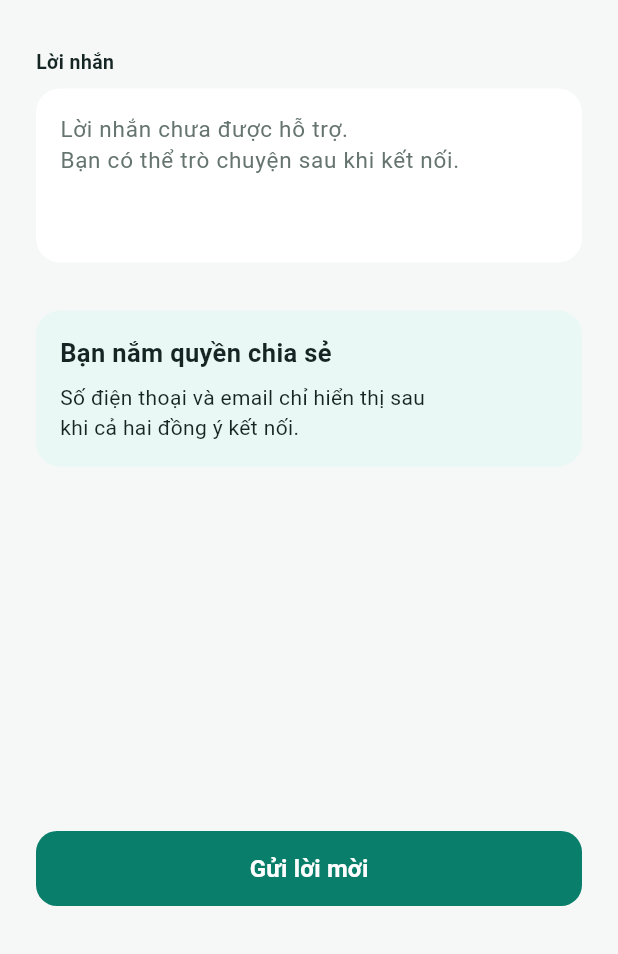
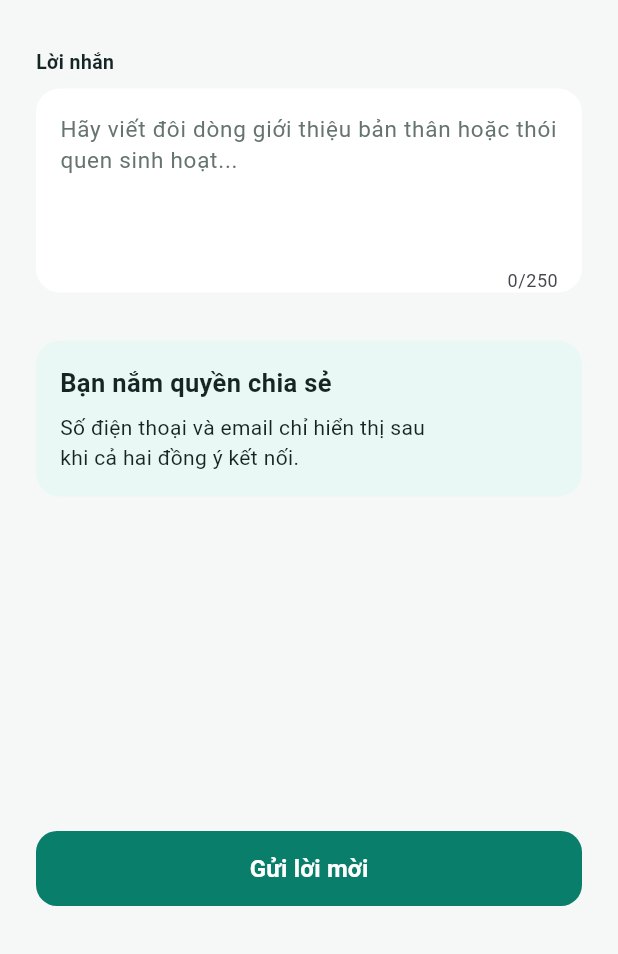
Before and after one commit to PHamHuy-23/Roomate-and-matching-app, a Flutter app: the SendRequestScreen screen opened directly with empty values, on a phone screen of 412 x 824 dp, the part 282-1236 px from its top. Run offline on Flutter 3.47's test engine with Material 3 defaults, Android fonts, the phone set to English and light mode, and no system bars; our stand-ins replace flutter_map, image_picker, latlong2, shared_preferences; accounts and stored records are empty; Roboto replaces fonts that are missing (SourceSansPro).

Commit message:
feat(matching): add personalized intro message with anti-XSS security sanitization to match requests (Item 14)

```diff
--- a/frontend/lib/models/match_request_item.dart
+++ b/frontend/lib/models/match_request_item.dart
@@ -6,6 +6,7 @@ class MatchRequestItem {
   final double matchScore;
   String status; // PENDING, ACCEPTED, REJECTED
   final String? createdAt;
+  final String? message;
   final String? contactPhone;
   final String? contactEmail;
 
@@ -17,6 +18,7 @@ class MatchRequestItem {
     required this.matchScore,
     required this.status,
     this.createdAt,
+    this.message,
     this.contactPhone,
     this.contactEmail,
   });
@@ -30,6 +32,7 @@ class MatchRequestItem {
       matchScore: (json['matchScore'] as num).toDouble(),
       status: json['status'] as String,
       createdAt: json['createdAt'] as String?,
+      message: json['message'] as String?,
       contactPhone: json['contactPhone'] as String?,
       contactEmail: json['contactEmail'] as String?,
     );
--- a/frontend/lib/screens/send_request_screen.dart
+++ b/frontend/lib/screens/send_request_screen.dart
@@ -29,6 +29,13 @@ class SendRequestScreen extends StatefulWidget {
 class _SendRequestScreenState extends State<SendRequestScreen> {
   late final ApiService _api = widget.apiService ?? ApiService();
   bool _isSending = false;
+  final TextEditingController _messageController = TextEditingController();
+
+  @override
+  void dispose() {
+    _messageController.dispose();
+    super.dispose();
+  }
 
   Future<void> _sendRequest() async {
     final partnerId = widget.partnerId;
@@ -43,7 +50,7 @@ class _SendRequestScreenState extends State<SendRequestScreen> {
 
     setState(() => _isSending = true);
     try {
-      final request = await _api.sendMatchRequest(partnerId);
+      final request = await _api.sendMatchRequest(partnerId, message: _messageController.text);
       if (!mounted) return;
       final messenger = ScaffoldMessenger.of(context);
       Navigator.pop(context, true);
@@ -194,11 +201,12 @@ class _SendRequestScreenState extends State<SendRequestScreen> {
                       borderRadius: BorderRadius.circular(16),
                     ),
                     child: TextField(
-                      enabled: false,
+                      controller: _messageController,
+                      enabled: !_isSending,
+                      maxLength: 250,
                       maxLines: 4,
                       decoration: const InputDecoration(
-                        hintText:
-                            'Lời nhắn chưa được hỗ trợ.\nBạn có thể trò chuyện sau khi kết nối.',
+                        hintText: 'Hãy viết đôi dòng giới thiệu bản thân hoặc thói quen sinh hoạt...',
                         hintStyle: TextStyle(
                           fontSize: 15,
                           fontWeight: FontWeight.w400,
```
Also changed, not shown: frontend/lib/screens/received_requests_screen.dart (+30 -0 lines), frontend/lib/services/api_service.dart (+6 -2 lines), 5 other files.
